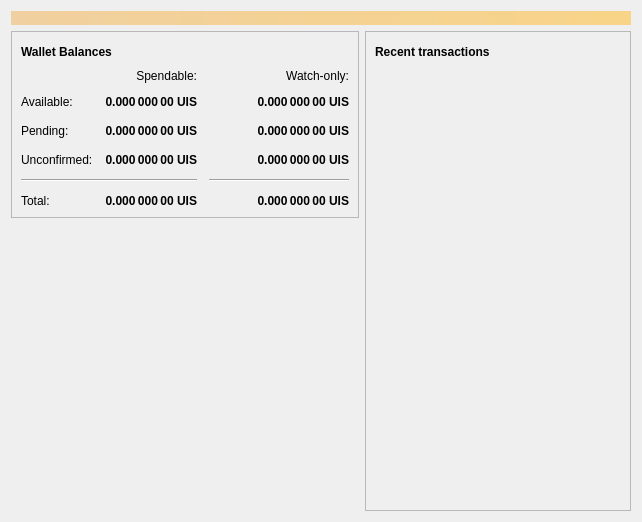
Old version of the form src/qt/forms/overviewpage.ui in the repository unitusdev/unitus.
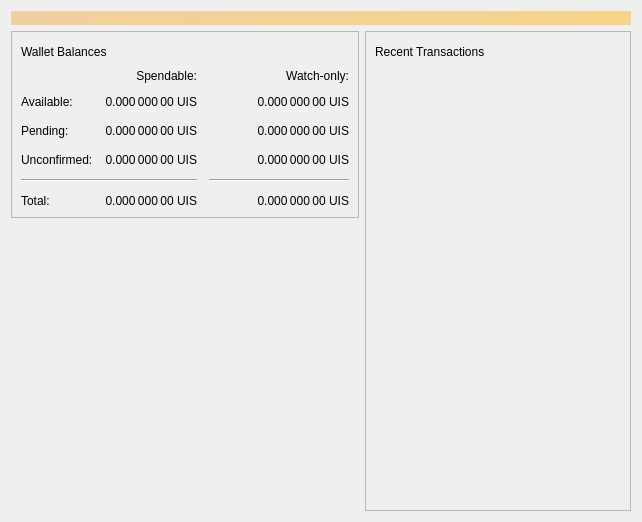
New version of the form. Icons and pictures are not drawn.

What changed in the file:
```diff
--- a/src/qt/forms/overviewpage.ui
+++ b/src/qt/forms/overviewpage.ui
@@ -13,9 +13,6 @@
   <property name="windowTitle">
    <string>Form</string>
   </property>
-  <property name="autoFillBackground">
-   <bool>false</bool>
-  </property>
   <property name="styleSheet">
    <string notr="true">QWidget#OverviewPage
 {
@@ -64,16 +61,13 @@
           <item>
            <layout class="QHBoxLayout" name="horizontalLayout_4">
             <item>
-             <widget class="QLabel" name="label_5">
-              <property name="font">
-               <font>
-                <weight>75</weight>
-                <bold>true</bold>
-               </font>
-              </property>
+             <widget class="QLabel" name="WalletBalancesHeading">
               <property name="text">
                <string>Wallet Balances</string>
               </property>
+              <property name="textFormat">
+               <enum>Qt::RichText</enum>
+              </property>
              </widget>
             </item>
             <item>
@@ -131,12 +125,6 @@
             </property>
             <item row="2" column="2">
              <widget class="QLabel" name="labelWatchPending">
-              <property name="font">
-               <font>
-                <weight>75</weight>
-                <bold>true</bold>
-               </font>
-              </property>
               <property name="cursor">
                <cursorShape>IBeamCursor</cursorShape>
               </property>
@@ -156,12 +144,6 @@
             </item>
             <item row="2" column="1">
              <widget class="QLabel" name="labelUnconfirmed">
-              <property name="font">
-               <font>
-                <weight>75</weight>
-                <bold>true</bold>
-               </font>
-              </property>
               <property name="cursor">
                <cursorShape>IBeamCursor</cursorShape>
               </property>
@@ -181,12 +163,6 @@
             </item>
             <item row="3" column="2">
              <widget class="QLabel" name="labelWatchImmature">
-              <property name="font">
-               <font>
-                <weight>75</weight>
-                <bold>true</bold>
-               </font>
-              </property>
               <property name="cursor">
                <cursorShape>IBeamCursor</cursorShape>
               </property>
@@ -232,12 +208,6 @@
             </item>
             <item row="3" column="1">
              <widget class="QLabel" name="labelImmature">
-              <property name="font">
-               <font>
-                <weight>75</weight>
-                <bold>true</bold>
-               </font>
-              </property>
               <property name="cursor">
                <cursorShape>IBeamCursor</cursorShape>
               </property>
@@ -277,12 +247,6 @@
             </item>
             <item row="5" column="1">
              <widget class="QLabel" name="labelTotal">
-              <property name="font">
-               <font>
-                <weight>75</weight>
-                <bold>true</bold>
-               </font>
-              </property>
               <property name="cursor">
                <cursorShape>IBeamCursor</cursorShape>
               </property>
@@ -302,12 +266,6 @@
             </item>
             <item row="5" column="2">
              <widget class="QLabel" name="labelWatchTotal">
-              <property name="font">
-               <font>
-                <weight>75</weight>
-                <bold>true</bold>
-               </font>
-              </property>
               <property name="cursor">
                <cursorShape>IBeamCursor</cursorShape>
               </property>
@@ -344,12 +302,6 @@
             </item>
             <item row="1" column="1">
              <widget class="QLabel" name="labelBalance">
-              <property name="font">
-               <font>
-                <weight>75</weight>
-                <bold>true</bold>
-               </font>
-              </property>
               <property name="cursor">
                <cursorShape>IBeamCursor</cursorShape>
               </property>
@@ -369,12 +321,6 @@
             </item>
             <item row="1" column="2">
              <widget class="QLabel" name="labelWatchAvailable">
-              <property name="font">
-               <font>
-                <weight>75</weight>
-                <bold>true</bold>
-               </font>
-              </property>
               <property name="cursor">
                <cursorShape>IBeamCursor</cursorShape>
               </property>
@@ -497,15 +443,9 @@
           <item>
            <layout class="QHBoxLayout" name="horizontalLayout_2">
             <item>
-             <widget class="QLabel" name="label_4">
-              <property name="font">
-               <font>
-                <weight>75</weight>
-                <bold>true</bold>
-               </font>
-              </property>
+             <widget class="QLabel" name="RecentTransactionsHeading">
               <property name="text">
-               <string>Recent transactions</string>
+               <string>Recent Transactions</string>
               </property>
              </widget>
             </item>
```
